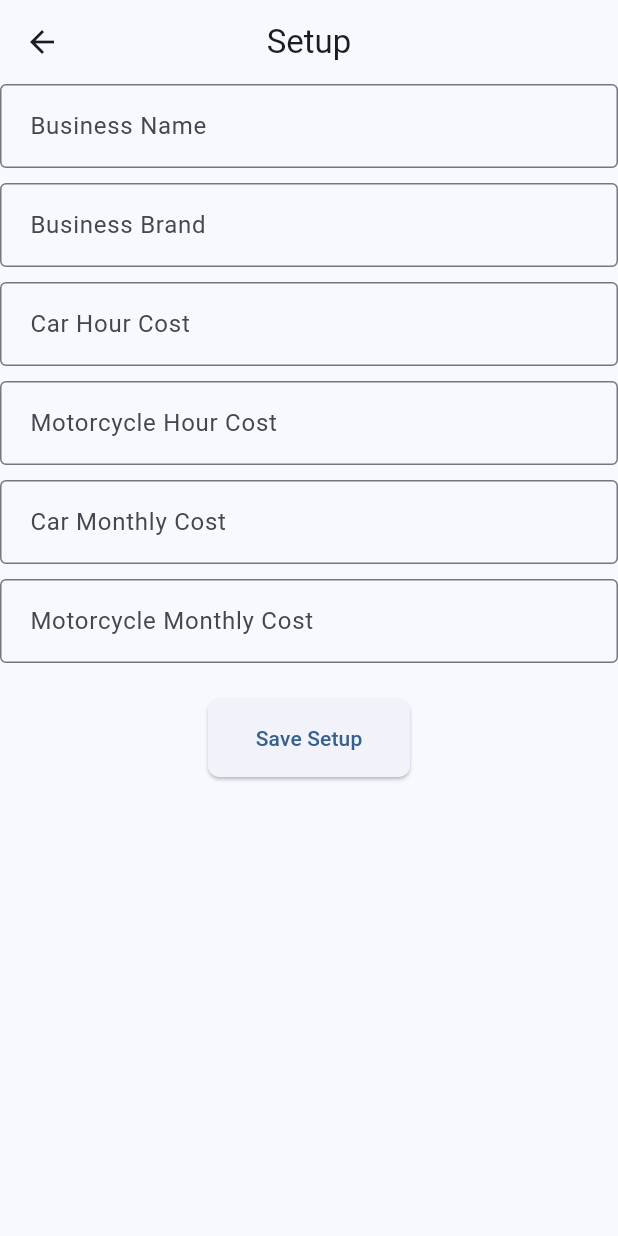
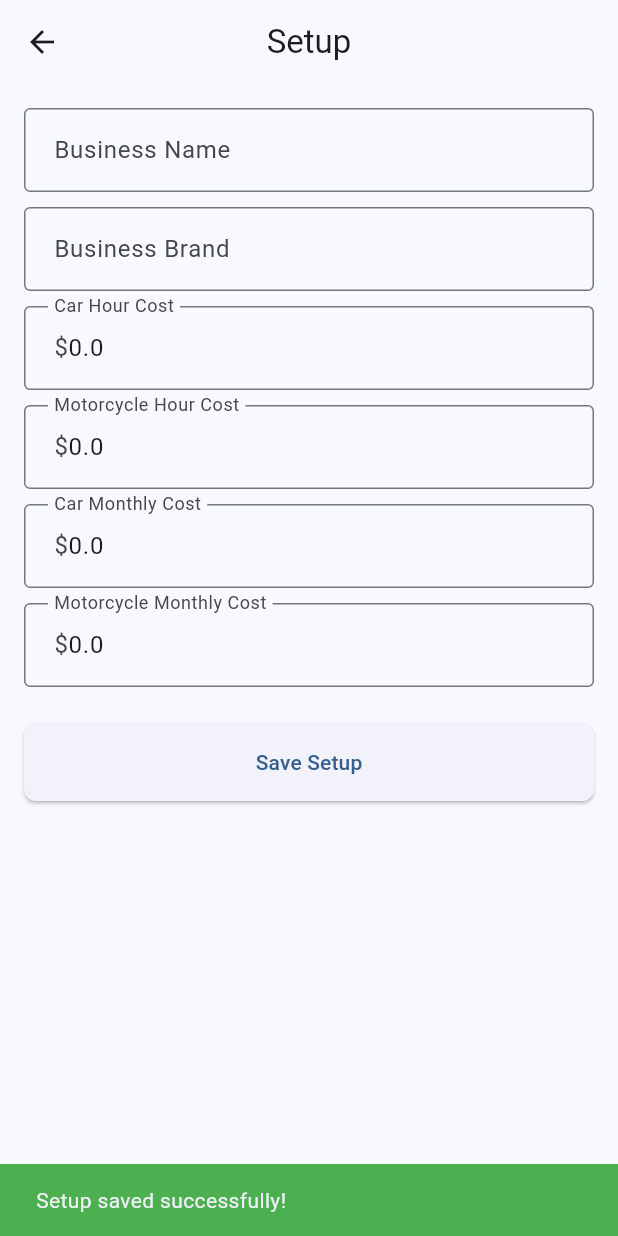
Before and after one commit to crisari666/parking_app, a Flutter app: the SetupPage screen opened by its route, after a tap on "Save Setup", on a phone screen of 412 x 824 dp. Run offline on Flutter 3.47's test engine with Material 3 defaults, Android fonts, the phone set to English and light mode, and no system bars; our stand-ins replace auto_route, equatable, flutter_bloc, gap, get_it, hive and 2 more; accounts and stored records are empty.

Commit message:
Refactor SetupBloc and SetupState; move state definitions to a new file and enhance SetupSuccess state with isFromSave flag. Update SetupPage to handle success and error states with notifications. Modify form fields to accept initial values for better state management.

```diff
--- a/lib/features/setup/presentation/bloc/setup_bloc.dart
+++ b/lib/features/setup/presentation/bloc/setup_bloc.dart
@@ -1,38 +1,9 @@
-import 'package:equatable/equatable.dart';
+
 import 'package:flutter_bloc/flutter_bloc.dart';
 import '../../data/datasources/setup_local_datasource.dart';
 import '../../data/models/business_setup_model.dart';
 import 'setup_event.dart';
-
-// States
-abstract class SetupState extends Equatable {
-  const SetupState();
-
-  @override
-  List<Object> get props => [];
-}
-
-class SetupInitial extends SetupState {}
-
-class SetupLoading extends SetupState {}
-
-class SetupSuccess extends SetupState {
-  final BusinessSetupModel? setup;
-
-  const SetupSuccess([this.setup]);
-
-  @override
-  List<Object> get props => [if (setup != null) setup!];
-}
-
-class SetupError extends SetupState {
-  final String message;
-
-  const SetupError(this.message);
-
-  @override
-  List<Object> get props => [message];
-}
+import 'setup_state.dart';
 
 // Bloc
 class SetupBloc extends Bloc<SetupEvent, SetupState> {
@@ -57,9 +28,9 @@
           _motorcycleHourCost = setup.motorcycleHourCost;
           _carMonthlyCost = setup.carMonthlyCost;
           _motorcycleMonthlyCost = setup.motorcycleMonthlyCost;
-          emit(SetupSuccess(setup));
+          emit(SetupSuccess(setup, isFromSave: false));
         } else {
-          emit(SetupSuccess());
+          emit(const SetupSuccess(null, isFromSave: false));
         }
       } catch (e) {
         emit(SetupError(e.toString()));
@@ -102,7 +73,7 @@
           motorcycleMonthlyCost: _motorcycleMonthlyCost
         );
         await localDatasource.saveSetup(setup);
-        emit(SetupSuccess(setup));
+        emit(SetupSuccess(setup, isFromSave: true));
       } catch (e) {
         emit(SetupError(e.toString()));
       }
--- /dev/null
+++ b/lib/features/setup/presentation/bloc/setup_state.dart
@@ -0,0 +1,32 @@
+import 'package:equatable/equatable.dart';
+import 'package:quantum_parking_flutter/features/setup/data/models/business_setup_model.dart';
+
+// States
+abstract class SetupState extends Equatable {
+  const SetupState();
+
+  @override
+  List<Object> get props => [];
+}
+
+class SetupInitial extends SetupState {}
+
+class SetupLoading extends SetupState {}
+class SetupSuccess extends SetupState {
+  final BusinessSetupModel? setup;
+  final bool isFromSave;
+
+  const SetupSuccess(this.setup, {this.isFromSave = false});
+
+  @override
+  List<Object> get props => [if (setup != null) setup!];
+}
+
+class SetupError extends SetupState {
+  final String message;
+
+  const SetupError(this.message);
+
+  @override
+  List<Object> get props => [message];
+}
--- a/lib/features/setup/presentation/pages/setup_page.dart
+++ b/lib/features/setup/presentation/pages/setup_page.dart
@@ -4,6 +4,7 @@
 import 'package:quantum_parking_flutter/features/setup/presentation/bloc/setup_event.dart';
 import 'package:auto_route/auto_route.dart';
 import 'package:quantum_parking_flutter/features/setup/data/datasources/setup_local_datasource.dart';
+import 'package:quantum_parking_flutter/features/setup/presentation/bloc/setup_state.dart';
 import 'package:quantum_parking_flutter/injection/injection.dart';
 import 'package:quantum_parking_flutter/features/setup/presentation/widgets/setup_form.dart';
 
@@ -17,11 +18,32 @@
       create: (context) => SetupBloc(
         localDatasource: getIt.get<SetupLocalDatasource>(),
       )..add(SetupStarted()),
-      child: Scaffold(
-        appBar: AppBar(
-          title: const Text('Setup'),
+      child: BlocListener<SetupBloc, SetupState>(
+        listener: (context, state) {
+          if (state is SetupSuccess && state.setup != null) {
+            if (state.isFromSave) {
+              ScaffoldMessenger.of(context).showSnackBar(
+                  const SnackBar(
+                    content: Text('Setup saved successfully!'),
+                    backgroundColor: Colors.green,
+                  ),
+              );
+            }
+          } else if (state is SetupError) {
+            ScaffoldMessenger.of(context).showSnackBar(
+              SnackBar(
+                content: Text(state.message),
+                backgroundColor: Colors.red,
+              ),
+            );
+          }
+        },
+        child: Scaffold(
+          appBar: AppBar(
+            title: const Text('Setup'),
+          ),
+          body: SetupForm(),
         ),
-        body: SetupForm(),
       ),
     );
   }
--- a/lib/features/setup/presentation/widgets/car_hour_cost_field.dart
+++ b/lib/features/setup/presentation/widgets/car_hour_cost_field.dart
@@ -4,11 +4,17 @@
 import 'package:quantum_parking_flutter/features/setup/presentation/bloc/setup_event.dart';
 
 class CarHourCostField extends StatelessWidget {
-  const CarHourCostField({super.key});
+  final String initialValue;
+
+  const CarHourCostField({
+    super.key,
+    required this.initialValue,
+  });
 
   @override
   Widget build(BuildContext context) {
     return TextField(
+      controller: TextEditingController(text: initialValue),
       decoration: const InputDecoration(
         labelText: 'Car Hour Cost',
         border: OutlineInputBorder(),
--- a/lib/features/setup/presentation/widgets/car_monthly_cost_field.dart
+++ b/lib/features/setup/presentation/widgets/car_monthly_cost_field.dart
@@ -4,11 +4,13 @@
 import 'package:quantum_parking_flutter/features/setup/presentation/bloc/setup_event.dart';
 
 class CarMonthlyCostField extends StatelessWidget {
-  const CarMonthlyCostField({super.key});
+  final String initialValue;
+  const CarMonthlyCostField({super.key, required this.initialValue});
 
   @override
   Widget build(BuildContext context) {
     return TextField(
+      controller: TextEditingController(text: initialValue),
       decoration: const InputDecoration(
         labelText: 'Car Monthly Cost',
         border: OutlineInputBorder(),
--- a/lib/features/setup/presentation/widgets/motorcycle_hour_cost_field.dart
+++ b/lib/features/setup/presentation/widgets/motorcycle_hour_cost_field.dart
@@ -4,11 +4,17 @@
 import 'package:quantum_parking_flutter/features/setup/presentation/bloc/setup_event.dart';
 
 class MotorcycleHourCostField extends StatelessWidget {
-  const MotorcycleHourCostField({super.key});
+  final String initialValue;
+
+  const MotorcycleHourCostField({
+    super.key,
+    required this.initialValue,
+  });
 
   @override
   Widget build(BuildContext context) {
     return TextField(
+      controller: TextEditingController(text: initialValue),
       decoration: const InputDecoration(
         labelText: 'Motorcycle Hour Cost',
         border: OutlineInputBorder(),
--- a/lib/features/setup/presentation/widgets/motorcycle_monthly_cost_field.dart
+++ b/lib/features/setup/presentation/widgets/motorcycle_monthly_cost_field.dart
@@ -4,11 +4,13 @@
 import 'package:quantum_parking_flutter/features/setup/presentation/bloc/setup_event.dart';
 
 class MotorcycleMonthlyCostField extends StatelessWidget {
-  const MotorcycleMonthlyCostField({super.key});
+  final String initialValue;
+  const MotorcycleMonthlyCostField({super.key, required this.initialValue});
 
   @override
   Widget build(BuildContext context) {
     return TextField(
+      controller: TextEditingController(text: initialValue),
       decoration: const InputDecoration(
         labelText: 'Motorcycle Monthly Cost',
         border: OutlineInputBorder(),
--- a/lib/features/setup/presentation/widgets/setup_form.dart
+++ b/lib/features/setup/presentation/widgets/setup_form.dart
@@ -2,6 +2,7 @@
 import 'package:flutter_bloc/flutter_bloc.dart';
 import 'package:gap/gap.dart';
 import 'package:quantum_parking_flutter/features/setup/presentation/bloc/setup_bloc.dart';
+import 'package:quantum_parking_flutter/features/setup/presentation/bloc/setup_state.dart';
 import 'package:quantum_parking_flutter/features/setup/presentation/widgets/setup_submit_button.dart';
 import 'package:quantum_parking_flutter/features/setup/presentation/widgets/business_name_field.dart';
 import 'package:quantum_parking_flutter/features/setup/presentation/widgets/business_brand_field.dart';
@@ -22,8 +23,11 @@
         if (state is SetupSuccess) {
           final setup = state.setup;
           // Pre-fill the form fields if setup data exists
-          return Form(
-            child: Column(
+          return Padding(
+            padding: const EdgeInsets.all(16.0),
+            child: Form(
+              child: Column(
+                crossAxisAlignment: CrossAxisAlignment.stretch,
               children: [
                 BusinessNameField(
                   initialValue: setup?.businessName ?? '',
@@ -33,16 +37,25 @@
                   initialValue: setup?.businessBrand ?? '',
                 ),
                 const Gap(10),
-                const CarHourCostField(),
+                CarHourCostField(
+                  initialValue: setup?.carHourCost.toString() ?? '',
+                ),
                 const Gap(10),
-                const MotorcycleHourCostField(),
+                MotorcycleHourCostField(
+                  initialValue: setup?.motorcycleHourCost.toString() ?? '',
+                ),
                 const Gap(10),
-                const CarMonthlyCostField(),
+                CarMonthlyCostField(
+                  initialValue: setup?.carMonthlyCost.toString() ?? '',
+                ),
                 const Gap(10),
-                const MotorcycleMonthlyCostField(),
+                MotorcycleMonthlyCostField(
+                  initialValue: setup?.motorcycleMonthlyCost.toString() ?? '',
+                ),
                 const Gap(24),
                 const SetupSubmitButton(),
               ],
+            ),
             ),
           );
         }
```
